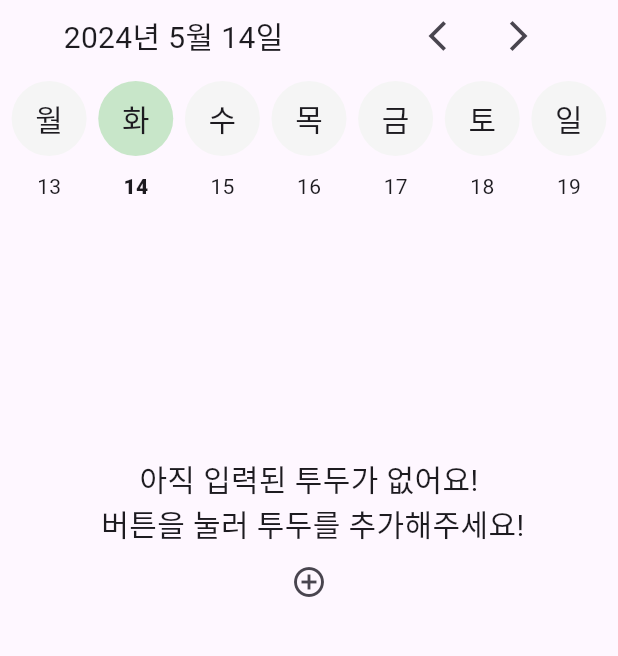
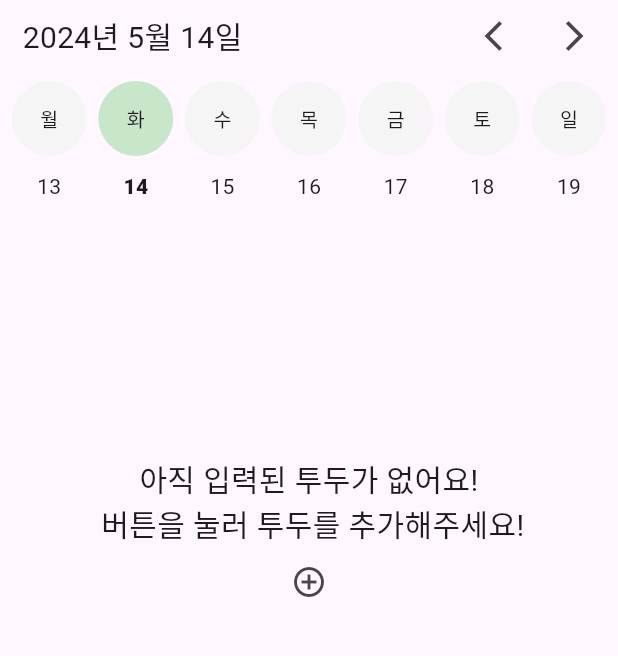
Before and after one commit to Yoojkim/TDTD, a Flutter app: the screen it shows after launch, on a phone screen of 412 x 824 dp, the part 84-740 px from its top. Run offline on Flutter 3.47's test engine with Material 3 defaults, Android fonts, the phone set to English and light mode, and no system bars; our stand-ins replace sqflite; accounts and stored records are empty.

Commit message:
style: Date Widget 패딩 변경

```diff
--- a/lib/widget/date_widget.dart
+++ b/lib/widget/date_widget.dart
@@ -27,15 +27,22 @@ class _DateNavigatorState extends State<DateNavigator> {
     return Column(
       children: [
         Row(
-          mainAxisAlignment: MainAxisAlignment.spaceAround,
+          mainAxisAlignment: MainAxisAlignment.spaceBetween,
           children: [
-            Text(
+            Padding(
+              padding: const EdgeInsets.only(
+                left: 15.0,
+              ),
+              child: Text(
                 '${standardDate.year}년 ${standardDate.month}월 ${standardDate.day}일',
                 style: const TextStyle(
                   fontSize: 20.0,
                 ),
               ),
-            Row(
+            ),
+            Padding(
+              padding: const EdgeInsets.only(right: 5),
+              child: Row(
                 children: [
                   IconButton(
                     onPressed: () {
@@ -46,12 +53,13 @@ class _DateNavigatorState extends State<DateNavigator> {
                   ),
                   IconButton(
                     onPressed: () {
-                    standardDateByProvider
-                        .changeDate(standardDate.add(const Duration(days: 7)));
+                      standardDateByProvider.changeDate(
+                          standardDate.add(const Duration(days: 7)));
                     },
                     icon: const Icon(Icons.arrow_forward_ios),
                   ),
                 ],
+              ),
             ),
           ],
         ),
@@ -93,7 +101,7 @@ class _DateNavigatorState extends State<DateNavigator> {
                   child: Text(
                     '${WeekDay.getWeekTextFromDateTime(e!)}',
                     style: TextStyle(
-                      fontSize: 20.0,
+                      fontSize: 13.0,
                     ),
                   ),
                 ),
```
Lines whose indentation alone changed are shown as unchanged.
